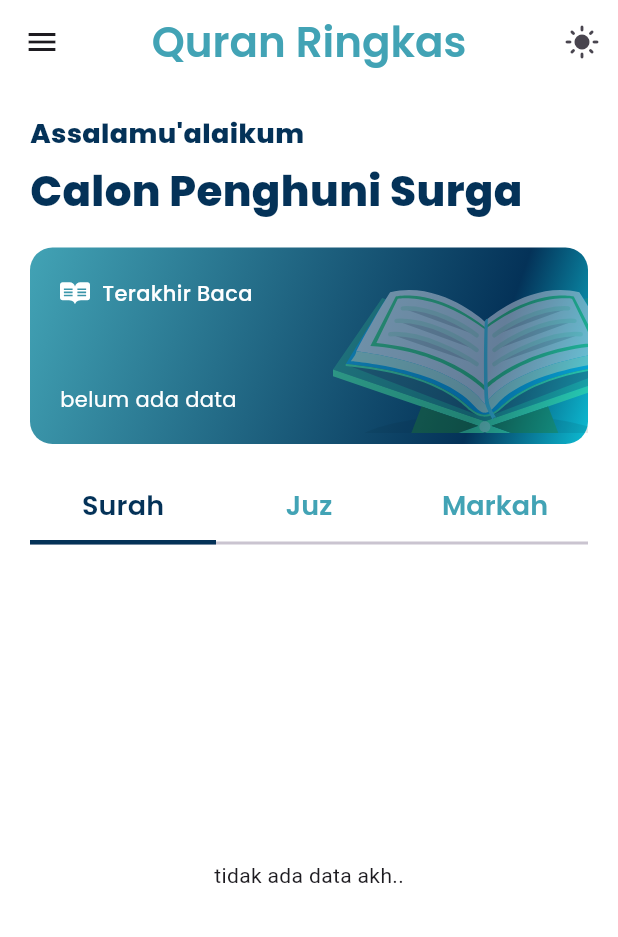
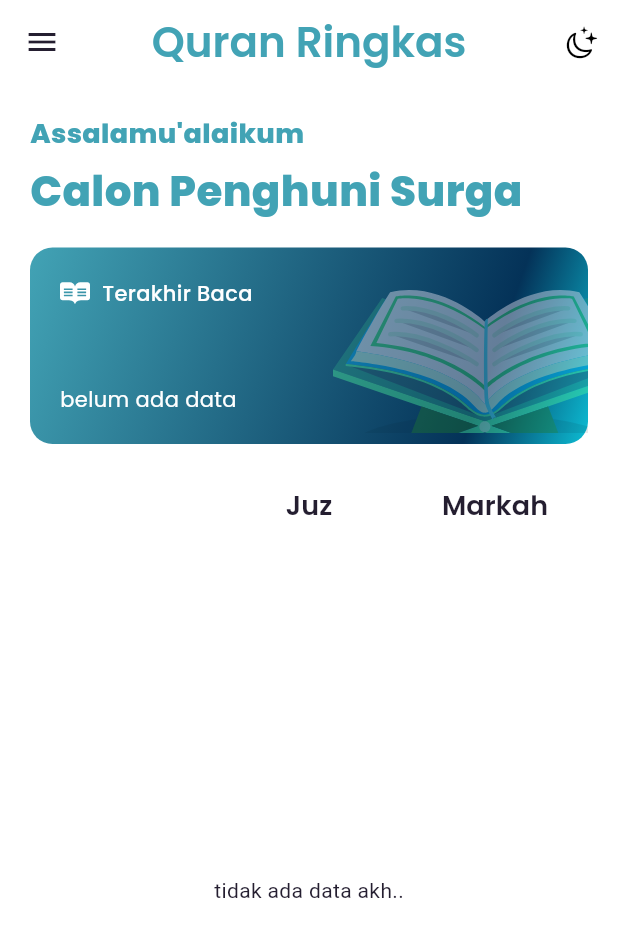
Before and after one commit to haqeeqee15/quran_ringkas, a Flutter app: the screen it shows after launch, after a tap on "Ngaji kuy", on a phone screen of 412 x 824 dp. Shown: the top 937 px of the screen. Run offline on Flutter 3.47's test engine with Material 3 defaults, Android fonts, the phone set to English and light mode, and no system bars; our stand-ins replace animated_theme_switcher, flutter_svg, get, get_storage, google_fonts, just_audio and 4 more; missing offline and left inert: flutter_dnd; accounts and stored records are empty; network calls fail.

Commit message:
first commit

```diff
--- a/lib/app/contants/colour.dart
+++ b/lib/app/contants/colour.dart
@@ -1,42 +1,42 @@
-import 'package:flutter/material.dart';
-import 'package:google_fonts/google_fonts.dart';
-import 'package:http/http.dart';
+// import 'package:flutter/material.dart';
+// import 'package:google_fonts/google_fonts.dart';
+// import 'package:http/http.dart';
 
-const darkblue = Color.fromARGB(255, 4, 50, 88);
-const lightblue = Color.fromRGBO(66, 163, 181, 1);
-const yellow = Color.fromRGBO(246, 176, 66, 1.0);
-const putih = Colors.white;
-const hitam = Colors.black;
-const artinya = Color.fromARGB(255, 81, 80, 80);
-const lightgreen = Color.fromARGB(255, 122, 232, 185);
+// const darkblue = Color.fromARGB(255, 4, 50, 88);
+// const lightblue = Color.fromRGBO(66, 163, 181, 1);
+// const yellow = Color.fromRGBO(246, 176, 66, 1.0);
+// const putih = Colors.white;
+// const hitam = Colors.black;
+// const artinya = Color.fromARGB(255, 81, 80, 80);
+// const lightgreen = Color.fromARGB(255, 122, 232, 185);
 
-ThemeData themeLight = ThemeData(
-    brightness: Brightness.light,
-    primaryColor: darkblue,
-    scaffoldBackgroundColor: putih,
-    tabBarTheme: TabBarTheme(
-        unselectedLabelColor: lightblue,
-        labelColor: darkblue,
-        indicatorColor: darkblue),
-    appBarTheme: AppBarTheme(
-      backgroundColor: putih,
-      shadowColor: Colors.white,
-      surfaceTintColor: Colors.white,
-    ),
-  );
+// ThemeData themeLight = ThemeData(
+//     brightness: Brightness.light,
+//     primaryColor: darkblue,
+//     scaffoldBackgroundColor: putih,
+//     tabBarTheme: TabBarTheme(
+//         unselectedLabelColor: lightblue,
+//         labelColor: darkblue,
+//         indicatorColor: darkblue),
+//     appBarTheme: AppBarTheme(
+//       backgroundColor: putih,
+//       shadowColor: Colors.white,
+//       surfaceTintColor: Colors.white,
+//     ),
+//   );
 
-ThemeData themeDark = ThemeData(
-    brightness: Brightness.dark,
-    primaryColor: lightblue,
-    scaffoldBackgroundColor: darkblue,
-    dialogBackgroundColor: darkblue,
-    tabBarTheme: TabBarTheme(
-        unselectedLabelColor: putih,
-        dividerColor: putih,
-        labelColor: lightblue,
-        indicatorColor: lightblue),
-    appBarTheme: AppBarTheme(
-      elevation: 0,
-      backgroundColor: darkblue,
-    ),
-);
+// ThemeData themeDark = ThemeData(
+//     brightness: Brightness.dark,
+//     primaryColor: lightblue,
+//     scaffoldBackgroundColor: darkblue,
+//     dialogBackgroundColor: darkblue,
+//     tabBarTheme: TabBarTheme(
+//         unselectedLabelColor: putih,
+//         dividerColor: putih,
+//         labelColor: lightblue,
+//         indicatorColor: lightblue),
+//     appBarTheme: AppBarTheme(
+//       elevation: 0,
+//       backgroundColor: darkblue,
+//     ),
+// );
--- /dev/null
+++ b/lib/app/general/appColors.dart
@@ -0,0 +1,15 @@
+import 'package:flutter/material.dart';
+import 'package:get_storage/get_storage.dart';
+import 'package:quranringkas/app/general/appThemes.dart';
+
+import 'getStorageKey.dart';
+
+class AppColors {
+  var kPrimaryTextColor = GetStorage().read(GetStorageKey.IS_DARK_MODE)
+      ? putih
+      : lightblue;
+  var kSecondaryTextColor = GetStorage().read(GetStorageKey.IS_DARK_MODE)
+      ? putih
+      : lightblue;
+  var kBlackColor = Colors.black;
+}
--- /dev/null
+++ b/lib/app/general/appTextStyles.dart
@@ -0,0 +1,20 @@
+import 'package:flutter/material.dart';
+import 'package:google_fonts/google_fonts.dart';
+import 'package:quranringkas/app/general/appColors.dart';
+
+class AppTextStyles {
+  var kTextStyleWithFont = GoogleFonts.poppins();
+
+  var kTextStyle18WithThemeColor = GoogleFonts.poppins(
+      fontSize: 18,
+      color: AppColors().kPrimaryTextColor,
+      fontWeight: FontWeight.w800);
+
+  var kTextStyle28WithThemeColor = GoogleFonts.poppins(
+      fontSize: 28,
+      color: AppColors().kPrimaryTextColor,
+      fontWeight: FontWeight.w800);
+
+  var kTextStyleTwelveWithGreyColor =
+      GoogleFonts.poppins(fontSize: 12, color: AppColors().kSecondaryTextColor);
+}
--- /dev/null
+++ b/lib/app/general/appThemes.dart
@@ -0,0 +1,94 @@
+import 'package:flutter/material.dart';
+
+const darkblue = Color.fromARGB(255, 4, 50, 88);
+const lightblue = Color.fromRGBO(66, 163, 181, 1);
+const yellow = Color.fromRGBO(246, 176, 66, 1.0);
+const putih = Colors.white;
+const hitam = Colors.black;
+const artinya = Color.fromARGB(255, 81, 80, 80);
+const lightgreen = Color.fromARGB(255, 122, 232, 185);
+
+// ThemeData themeLight = ThemeData(
+//     brightness: Brightness.light,
+//     primaryColor: darkblue,
+//     scaffoldBackgroundColor: putih,
+//     tabBarTheme: TabBarTheme(
+//         unselectedLabelColor: lightblue,
+//         labelColor: darkblue,
+//         indicatorColor: darkblue),
+//     appBarTheme: AppBarTheme(
+//       backgroundColor: putih,
+//       shadowColor: Colors.white,
+//       surfaceTintColor: Colors.white,
+//     ),
+//   );
+
+// ThemeData themeDark = ThemeData(
+//     brightness: Brightness.dark,
+//     primaryColor: lightblue,
+//     scaffoldBackgroundColor: darkblue,
+//     dialogBackgroundColor: darkblue,
+//     tabBarTheme: TabBarTheme(
+//         unselectedLabelColor: putih,
+//         dividerColor: putih,
+//         labelColor: lightblue,
+//         indicatorColor: lightblue),
+//     appBarTheme: AppBarTheme(
+//       elevation: 0,
+//       backgroundColor: darkblue,
+//     ),
+// );
+
+class AppThemes {
+  static final Color _lightFocusColor = Colors.black.withOpacity(0.12);
+  static final Color _darkFocusColor = Colors.white.withOpacity(0.12);
+
+  static ThemeData lightThemeData =
+      themeData(lightColorScheme, _lightFocusColor);
+  static ThemeData darkThemeData = themeData(darkColorScheme, _darkFocusColor);
+
+  static ThemeData themeData(ColorScheme colorScheme, Color focusColor) {
+    return ThemeData(
+      colorScheme: colorScheme,
+        brightness: colorScheme.brightness,
+      appBarTheme: AppBarTheme(
+        color: colorScheme.primary,
+        elevation: 0,
+      ),
+      iconTheme: IconThemeData(color: colorScheme.onPrimary),
+      canvasColor: colorScheme.background,
+      scaffoldBackgroundColor: colorScheme.background,
+      highlightColor: Colors.transparent,
+      focusColor: focusColor,
+    );
+  }
+
+  static const ColorScheme lightColorScheme = ColorScheme(
+    primary: putih,
+    secondary: Color(0xFF03DAC5),
+    background: putih,
+    surface: Color(0xFFFAFBFB),
+    onBackground: Colors.white,
+    error: Colors.red,
+    onError: Colors.white,
+    onPrimary: Colors.white,
+    onSecondary: Color(0xFF322942),
+    onSurface: Color(0xFF241E30),
+    brightness: Brightness.light,
+  );
+
+  static final ColorScheme darkColorScheme = ColorScheme(
+    primary: darkblue,
+    secondary: Colors.yellow,
+    background: darkblue,
+    surface: darkblue,
+    onBackground:darkblue,
+    // White with 0.05 opacity
+    error: Colors.red,
+    onError: Colors.white,
+    onPrimary: Colors.white,
+    onSecondary: Colors.white,
+    onSurface: Colors.white,
+    brightness: Brightness.dark,
+  );
+}
--- /dev/null
+++ b/lib/app/general/getStorageKey.dart
@@ -0,0 +1,3 @@
+class GetStorageKey {
+  static final IS_DARK_MODE = "sms_is_dark_mode";
+}
--- a/lib/app/modules/detailSurah/controllers/detail_surah_controller.dart
+++ b/lib/app/modules/detailSurah/controllers/detail_surah_controller.dart
@@ -9,6 +9,8 @@ import 'package:sqflite/sqflite.dart';
 import 'package:quranringkas/app/contants/colour.dart';
 import 'package:quranringkas/app/data/db/markah_db.dart';
 import 'package:quranringkas/app/data/model/detailsurah.dart';
+
+import '../../../general/appThemes.dart';
 
 class DetailSurahController extends GetxController {
   AutoScrollController scrollC = AutoScrollController();
--- a/lib/app/modules/detailSurah/views/detail_surah_view.dart
+++ b/lib/app/modules/detailSurah/views/detail_surah_view.dart
@@ -4,10 +4,9 @@ import 'package:flutter_svg/svg.dart';
 import 'package:get/get.dart';
 import 'package:google_fonts/google_fonts.dart';
 import 'package:scroll_to_index/scroll_to_index.dart';
-import 'package:quranringkas/app/contants/colour.dart';
 import 'package:quranringkas/app/data/model/detailsurah.dart' as detail;
-import 'package:quranringkas/app/data/model/surah.dart';
 import 'package:quranringkas/app/modules/home/controllers/home_controller.dart';
+import '../../../general/appThemes.dart';
 import '../controllers/detail_surah_controller.dart';
 
 class DetailSurahView extends GetView<DetailSurahController> {
--- a/lib/app/modules/detail_juz/views/detail_juz_view.dart
+++ b/lib/app/modules/detail_juz/views/detail_juz_view.dart
@@ -4,6 +4,7 @@ import 'package:flutter_svg/svg.dart';
 import 'package:get/get.dart';
 import 'package:google_fonts/google_fonts.dart';
 import 'package:http/http.dart';
+import 'package:quranringkas/app/general/appThemes.dart';
 
 import '../../../contants/colour.dart';
 import '../../../data/model/juz.dart' as juz;
--- a/lib/app/modules/home/controllers/home_controller.dart
+++ b/lib/app/modules/home/controllers/home_controller.dart
@@ -1,5 +1,6 @@
 import 'dart:convert';
 
+import 'package:animated_theme_switcher/animated_theme_switcher.dart';
 import 'package:flutter/material.dart';
 import 'package:flutter/services.dart';
 import 'package:get/get.dart';
@@ -12,26 +13,54 @@ import 'package:quranringkas/app/data/model/surah.dart';
 import 'package:http/http.dart' as http;
 import 'package:url_launcher/url_launcher.dart';
 
+import '../../../general/appThemes.dart';
+import '../../../general/getStorageKey.dart';
+
 class HomeController extends GetxController {
-  RxBool isDark = false.obs;
+  // RxBool isDark = false.obs;
   final Uri _url = Uri.parse('https://spektrumku.com');
   final Uri _url2 =
       Uri.parse('https://play.google.com/store/apps/details?id=com.spektrumku');
 
-  void changeThemeMode() async {
-    Get.isDarkMode ? Get.changeTheme(themeLight) : Get.changeTheme(themeDark);
-    isDark.toggle();
+  late final GetStorage _getStorage;
+  var isDarkMode = false.obs;
 
-    Get.find<HomeController>().update();
+  void onInit() {
+    super.onInit();
+    SystemChrome.setSystemUIOverlayStyle(SystemUiOverlayStyle(
+      statusBarColor: Colors.transparent,
+    ));
+    _getStorage = GetStorage();
+    isDarkMode.value = _getStorage.read(GetStorageKey.IS_DARK_MODE);
+  }
 
-    final box = GetStorage();
-
-    if (Get.isDarkMode) {
-      await box.remove("themeDark");
+  void changeTheme(BuildContext context) {
+    final theme =
+        Get.isDarkMode ? AppThemes.lightThemeData : AppThemes.darkThemeData;
+    ThemeSwitcher.of(context).changeTheme(theme: theme);
+    if (_getStorage.read(GetStorageKey.IS_DARK_MODE)) {
+      _getStorage.write(GetStorageKey.IS_DARK_MODE, false);
+      isDarkMode.value = false;
     } else {
-      await box.write("themeDark", true);
+      _getStorage.write(GetStorageKey.IS_DARK_MODE, true);
+      isDarkMode.value = true;
     }
   }
+
+  // void changeThemeMode() async {
+  //   Get.isDarkMode ? Get.changeTheme(themeLight) : Get.changeTheme(themeDark);
+  //   isDark.toggle();
+
+  //   Get.find<HomeController>().update();
+
+  //   final box = GetStorage();
+
+  //   if (Get.isDarkMode) {
+  //     await box.remove("themeDark");
+  //   } else {
+  //     await box.write("themeDark", true);
+  //   }
+  // }
 
   Future<void> goUrl() async {
     if (!await launchUrl(_url, mode: LaunchMode.inAppWebView)) {
@@ -40,7 +69,8 @@ class HomeController extends GetxController {
   }
 
   Future<void> goUrl2() async {
-    if (!await launchUrl(_url2, mode: LaunchMode.externalNonBrowserApplication)) {
+    if (!await launchUrl(_url2,
+        mode: LaunchMode.externalNonBrowserApplication)) {
       throw Exception('Could not launch $_url');
     }
   }
--- a/lib/app/modules/home/views/home_view.dart
+++ b/lib/app/modules/home/views/home_view.dart
@@ -1,35 +1,39 @@
+import 'package:animated_theme_switcher/animated_theme_switcher.dart';
+import 'package:flutter/cupertino.dart';
 import 'package:google_fonts/google_fonts.dart';
 import 'package:flutter/material.dart';
 import 'package:flutter_svg/svg.dart';
 import 'package:get/get.dart';
-import 'package:quranringkas/app/contants/colour.dart';
 import 'package:quranringkas/app/data/model/juz.dart' as juz;
 import 'package:quranringkas/app/modules/home/views/tnc.dart';
 import 'package:quranringkas/app/routes/app_pages.dart';
 import 'package:share_plus/share_plus.dart';
-import 'package:url_launcher/url_launcher.dart';
 
 import '../../../data/model/surah.dart';
+import '../../../general/appColors.dart';
+import '../../../general/appTextStyles.dart';
+import '../../../general/appThemes.dart';
 import '../controllers/home_controller.dart';
 
 class HomeView extends GetView<HomeController> {
   const HomeView({Key? key}) : super(key: key);
   @override
   Widget build(BuildContext context) {
-    if (Get.isDarkMode) {
-      controller.isDark.value = true;
-    }
     return Scaffold(
       appBar: AppBar(
         actions: [
-          IconButton(
-            onPressed: () => controller.changeThemeMode(),
-            icon: Obx(
-              () => controller.isDark.isTrue
-                  ? const Icon(Icons.dark_mode)
-                  : const Icon(Icons.light_mode),
-            ),
-          ),
+          ThemeSwitcher(
+                builder: (context) => Obx(() => IconButton(
+                      icon: controller.isDarkMode.value
+                          ? Icon(CupertinoIcons.brightness)
+                          : Icon(
+                              CupertinoIcons.moon_stars,
+                              color: AppColors().kBlackColor,
+                            ),
+                      onPressed: () {
+                        controller.changeTheme(context);
+                      },
+                    )))
         ],
         title: Text(
           "Quran Ringkas",
@@ -40,7 +44,7 @@ class HomeView extends GetView<HomeController> {
       ),
       // Tambahkan GetDrawer di sini
       drawer: Drawer(
-        backgroundColor: Get.isDarkMode ? darkblue : putih,
+        // backgroundColor: Get.isDarkMode ? darkblue : putih,
         child: ListView(
           padding: EdgeInsets.zero,
           children: [
@@ -186,25 +190,19 @@ class HomeView extends GetView<HomeController> {
       body: DefaultTabController(
         length: 3,
         child: Padding(
-          padding: const EdgeInsets.all(20),
+          padding: EdgeInsets.only(left: 20, right: 20, top: 20),
           child:
               Column(crossAxisAlignment: CrossAxisAlignment.start, children: [
             Text(
               "Assalamu'alaikum",
-              style: GoogleFonts.poppins(
-                  fontSize: 18,
-                  fontWeight: FontWeight.w800,
-                  color: Get.isDarkMode ? putih : darkblue),
+              style:AppTextStyles().kTextStyle18WithThemeColor
             ),
             const SizedBox(
               height: 5,
             ),
             Text(
               "Calon Penghuni Surga",
-              style: GoogleFonts.poppins(
-                  fontSize: 28,
-                  fontWeight: FontWeight.w800,
-                  color: Get.isDarkMode ? putih : darkblue),
+              style:AppTextStyles().kTextStyle28WithThemeColor
             ),
             const SizedBox(height: 18),
             GetBuilder<HomeController>(
--- a/lib/app/modules/introduction/views/introduction_view.dart
+++ b/lib/app/modules/introduction/views/introduction_view.dart
@@ -2,9 +2,9 @@ import 'package:flutter/material.dart';
 
 import 'package:get/get.dart';
 import 'package:google_fonts/google_fonts.dart';
-import 'package:quranringkas/app/contants/colour.dart';
 import 'package:quranringkas/app/routes/app_pages.dart';
 
+import '../../../general/appThemes.dart';
 import '../controllers/introduction_controller.dart';
 
 class IntroductionView extends GetView<IntroductionController> {
--- a/lib/main.dart
+++ b/lib/main.dart
@@ -1,28 +1,37 @@
+import 'package:animated_theme_switcher/animated_theme_switcher.dart';
 import 'package:flutter/material.dart';
 import 'package:flutter_dnd/flutter_dnd.dart';
 import 'package:get_storage/get_storage.dart';
 import 'package:get/get.dart';
-import 'package:quranringkas/app/contants/colour.dart';
 import 'package:wakelock_plus/wakelock_plus.dart';
+import 'app/general/appThemes.dart';
+import 'app/general/getStorageKey.dart';
 import 'app/routes/app_pages.dart';
 
 void main() async {
   WidgetsFlutterBinding.ensureInitialized();
   await GetStorage.init();
-  final box = GetStorage();
+  final _getStorage = GetStorage();
+  bool isDarkMode = _getStorage.read(GetStorageKey.IS_DARK_MODE) ?? false;
+  _getStorage.write(GetStorageKey.IS_DARK_MODE, isDarkMode);
   WakelockPlus.enable();
   setInterruptionFilter();
 
-  runApp(
-    GetMaterialApp(
-      debugShowCheckedModeBanner: false,
-      theme: box.read("themeDark") == null ? themeLight : themeDark,
-      // darkTheme: themeDark,
-      title: "quranringkas",
-      initialRoute: Routes.INTRODUCTION,
-      getPages: AppPages.routes,
+  runApp(ThemeProvider(
+    initTheme: isDarkMode ? AppThemes.darkThemeData : AppThemes.lightThemeData,
+    child: Builder(
+      builder: (context) => GetMaterialApp(
+        title: "quran ringkas",
+        initialRoute: Routes.INTRODUCTION,
+        getPages: AppPages.routes,
+        theme: ThemeModelInheritedNotifier.of(context)
+            .theme, // Menggunakan ThemeModelInheritedNotifier.of(context)
+        darkTheme: AppThemes.darkThemeData,
+        debugShowCheckedModeBanner: false,
+        defaultTransition: Transition.leftToRightWithFade,
+      ),
     ),
-  );
+  ));
 }
 
 void setInterruptionFilter() async {
--- a/pubspec.yaml
+++ b/pubspec.yaml
@@ -6,6 +6,7 @@ environment:
   sdk: ">=3.3.0 <4.0.0"
 
 dependencies:
+  animated_theme_switcher: ^2.0.10
   cupertino_icons: ^1.0.6
   dio: ^5.4.0
   flutter:
```
Also changed, not shown: pubspec.lock.
